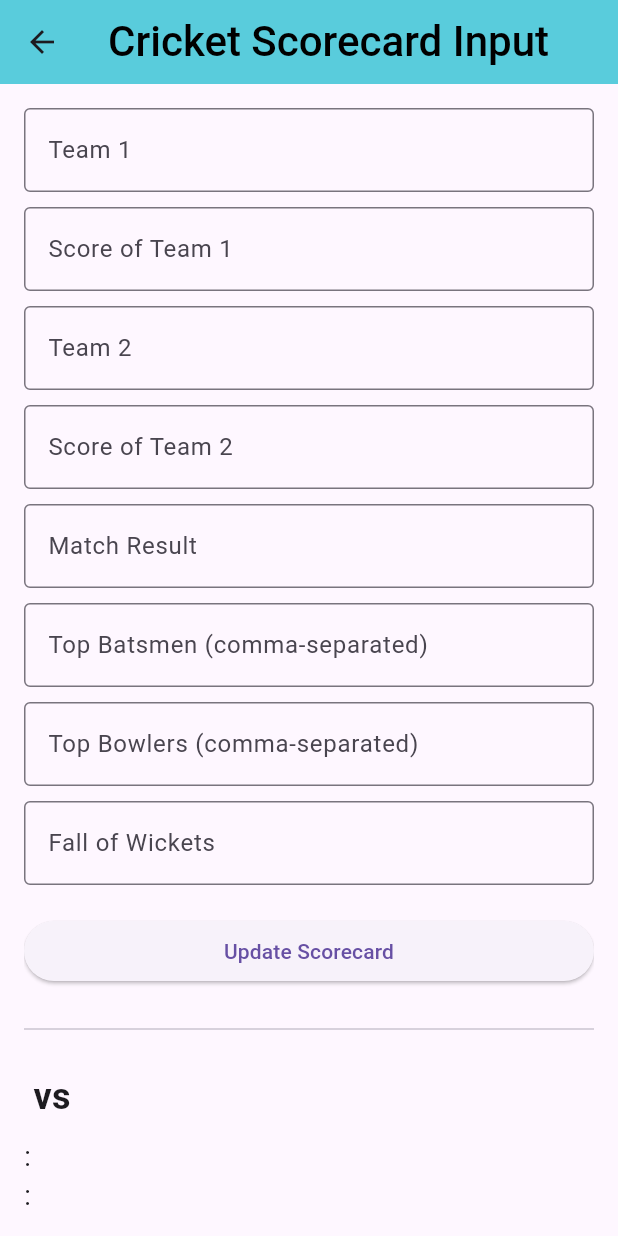
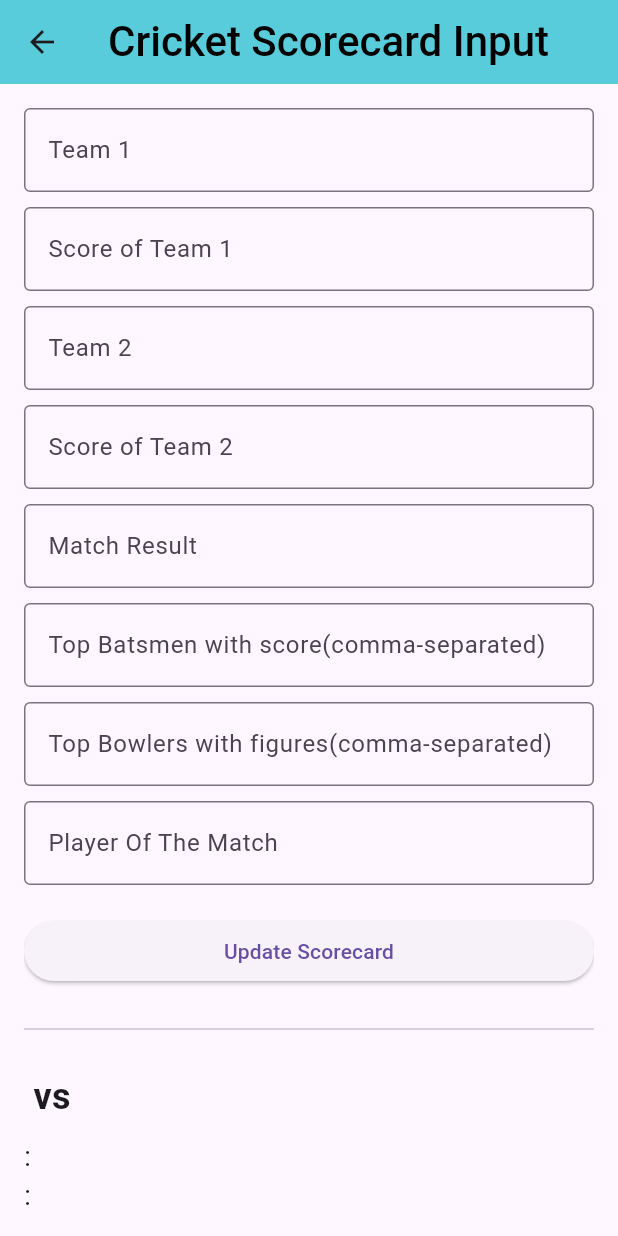
Before and after one commit to ShrihariJoshi/cricky, a Flutter app: the ScorecardPage screen opened directly, on a phone screen of 412 x 824 dp. Run offline on Flutter 3.47's test engine with Material 3 defaults, Android fonts, the phone set to English and light mode, and no system bars.

Commit message:
CONGRATULATIONS part 2

```diff
--- a/lib/new_match_scorecard.dart
+++ b/lib/new_match_scorecard.dart
@@ -1,19 +1,4 @@
 import 'package:flutter/material.dart';
-
-// class CricbaseApp extends StatelessWidget {
-//   const CricbaseApp({super.key});
-
-//   @override
-//   Widget build(BuildContext context) {
-//     return MaterialApp(
-//       title: 'Cricbase',
-//       theme: ThemeData(
-//         primarySwatch: Colors.green,
-//       ),
-//       home: const ScorecardPage(),
-//     );
-//   }
-// }
 
 class ScorecardPage extends StatefulWidget {
   const ScorecardPage({super.key});
@@ -31,7 +16,7 @@ class _ScorecardPageState extends State<ScorecardPage> {
   final TextEditingController resultController = TextEditingController();
   final TextEditingController topBatsmenController = TextEditingController();
   final TextEditingController topBowlersController = TextEditingController();
-  final TextEditingController fallOfWicketsController = TextEditingController();
+  final TextEditingController POTMController = TextEditingController();
 
   @override
   Widget build(BuildContext context) {
@@ -90,7 +75,7 @@ class _ScorecardPageState extends State<ScorecardPage> {
             TextField(
               controller: topBatsmenController,
               decoration: const InputDecoration(
-                labelText: 'Top Batsmen (comma-separated)',
+                labelText: 'Top Batsmen with score(comma-separated)',
                 border: OutlineInputBorder(),
               ),
             ),
@@ -98,15 +83,15 @@ class _ScorecardPageState extends State<ScorecardPage> {
             TextField(
               controller: topBowlersController,
               decoration: const InputDecoration(
-                labelText: 'Top Bowlers (comma-separated)',
+                labelText: 'Top Bowlers with figures(comma-separated)',
                 border: OutlineInputBorder(),
               ),
             ),
             const SizedBox(height: 10),
             TextField(
-              controller: fallOfWicketsController,
+              controller: POTMController,
               decoration: const InputDecoration(
-                labelText: 'Fall of Wickets',
+                labelText: 'Player Of The Match',
                 border: OutlineInputBorder(),
               ),
             ),
@@ -208,7 +193,7 @@ class _ScorecardPageState extends State<ScorecardPage> {
               ),
             ),
             const SizedBox(height: 10),
-            Text(fallOfWicketsController.text),
+            Text(POTMController.text),
           ],
         ),
       ),
```
